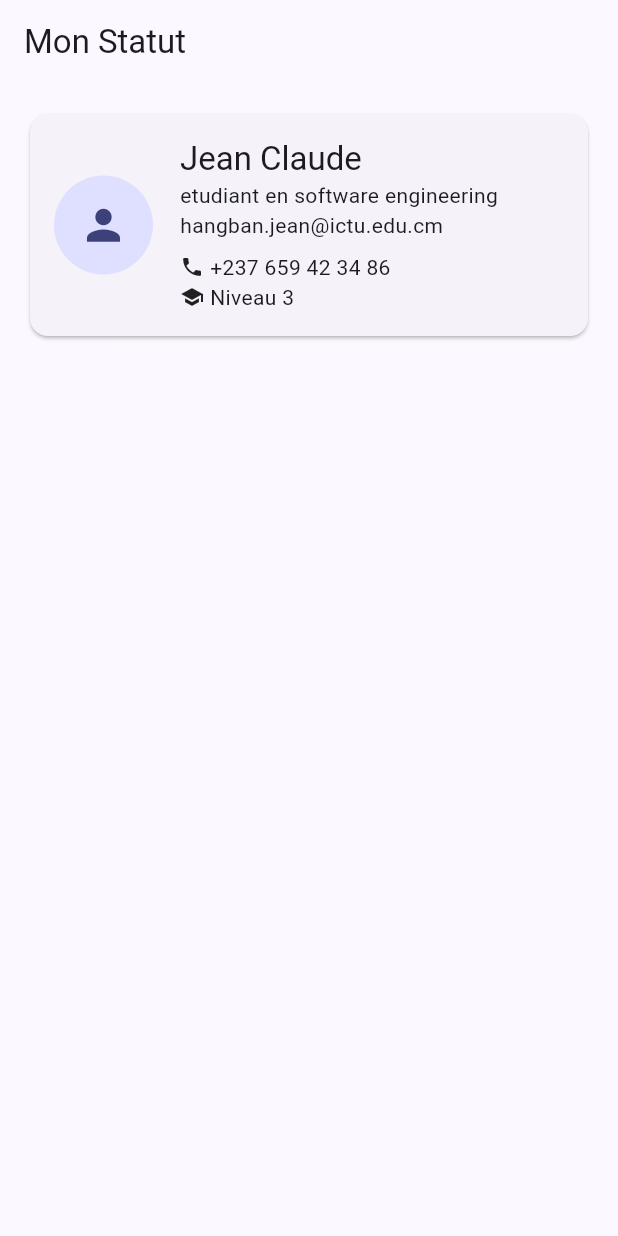
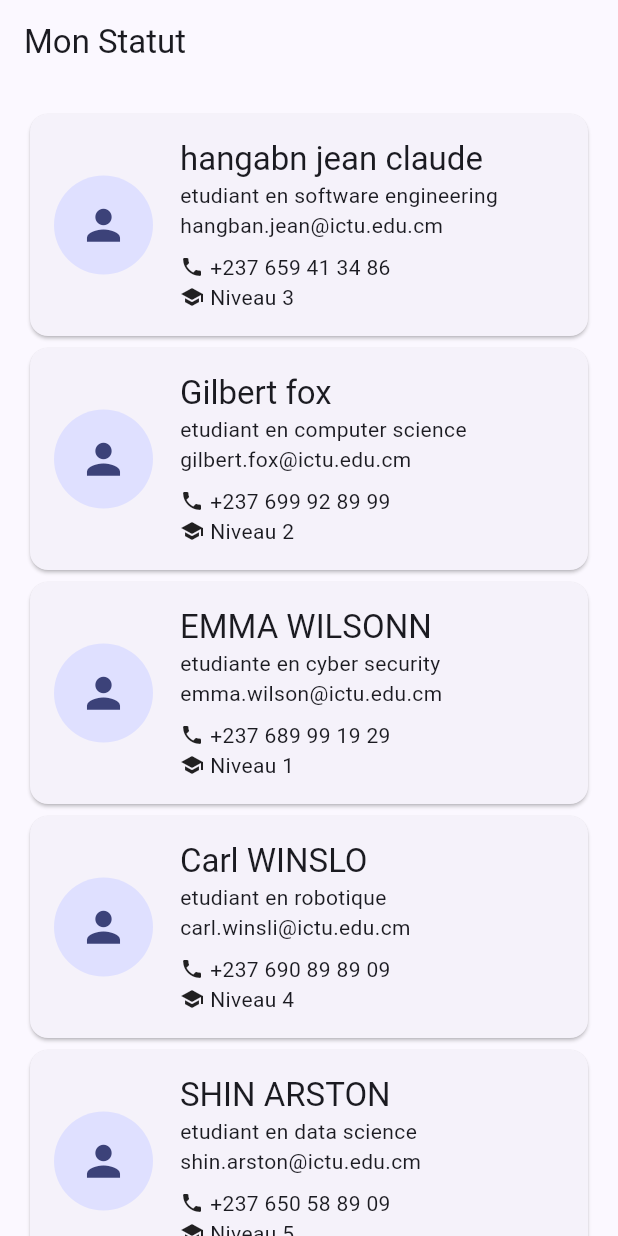
Before and after one commit to hjc200/mon_premier_projet, a Flutter app: the screen it shows after launch, on a phone screen of 412 x 824 dp. Run offline on Flutter 3.47's test engine with Material 3 defaults, Android fonts, the phone set to English and light mode, and no system bars.

Commit message:
ajout multiples
ajoute de plusieurs carte differentes avec chacune leurs informations propre

```diff
--- a/lib/main.dart
+++ b/lib/main.dart
@@ -1,7 +1,23 @@
 import 'package:flutter/material.dart';
 //import 'dart:math';
+class person{
+  const person(this.name, this.role, this.phone, this.email, this.level);
+  final String name;
+  final String role;
+  final String phone;
+  final String email;
+  final String level;
+
+}
 void main() => runApp(const CardApp());
 //StatelessWidget le widget qui ne change pas d'etat
+const people = [
+  person('hangabn jean claude','etudiant en software engineering','+237 659 41 34 86','hangban.jean@ictu.edu.cm','3'),
+  person('Gilbert fox','etudiant en computer science','+237 699 92 89 99','gilbert.fox@ictu.edu.cm','2'),
+  person('EMMA WILSONN','etudiante en cyber security','+237 689 99 19 29','emma.wilson@ictu.edu.cm','1'),
+  person('Carl WINSLO', 'etudiant en robotique', '+237 690 89 89 09', 'carl.winsli@ictu.edu.cm', '4'),
+  person('SHIN ARSTON', 'etudiant en data science', '+237 650 58 89 09', 'shin.arston@ictu.edu.cm', '5'),
+];
 class CardApp extends StatelessWidget {
   const CardApp({super.key});//le constructeur de la classe CardApp
 
@@ -17,23 +33,24 @@ class CardApp extends StatelessWidget {
       home: Scaffold(
         //le widget qui permet de creer une page avec un appbar et un body
         appBar: AppBar(title: const Text('Mon Statut')),
-        body: Padding(
+        body: ListView.builder(
           padding: const EdgeInsets.all(16),//ici on a la marge de bordure sur les 4 coter
-          child: Column(
-            children: [
-              ProfileCard(
-              //le widget qui permet de creer une carte de profil et qui donne les donnees de la carte par des paramettre donner
-                name: 'Jean Claude',
-                role: 'etudiant en software engineering',
-                phone: '+237 659 42 34 86',
-                email: 'hangban.jean@ictu.edu.cm',
-                level: '3',
-          ),
-          ]
-          )
+          itemCount:5,//le nombre de carte a afficher
+          itemBuilder:(context, index) {
+            //on cree une liste de personne avec des information differente
+            final p = people[index];
+              return ProfileCard(
+                name: p.name,
+                role: p.role,
+                phone: p.phone,
+                email: p.email,
+                level: p.level,
+              );
+          },
+         )
         ),
-      ),
-    );
+      );
+
 
   }
 }
```
